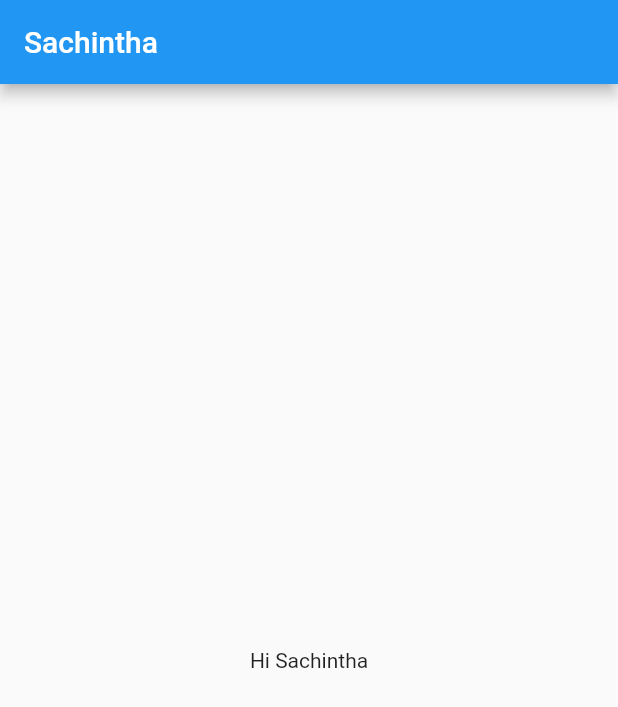
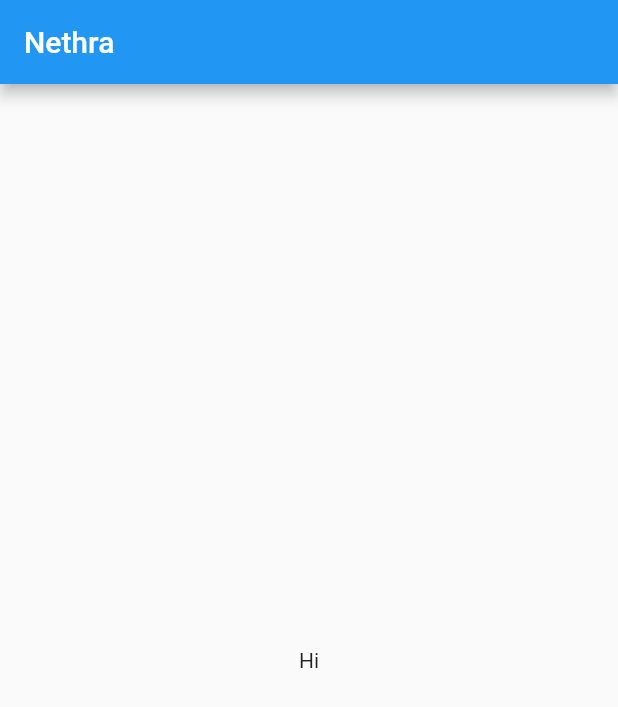
Before and after one commit to nsliyanage/MAD-SimpleApplication, a Flutter app: the screen it shows after launch, on a phone screen of 412 x 824 dp. Shown: the top 707 px of the screen. Run offline on Flutter 3.47's test engine with Material 2 defaults, Android fonts, the phone set to English and light mode, and no system bars.

Commit message:
simple app

```diff
--- a/lib/pages/home_page.dart
+++ b/lib/pages/home_page.dart
@@ -6,9 +6,9 @@ class HomePage extends StatelessWidget {
   @override
   Widget build(BuildContext context) {
     return Scaffold(
-        appBar: AppBar(title: const Text("Sachintha"), elevation:4),
+        appBar: AppBar(title: const Text("Nethra"), elevation:4),
         body: const Center(
-          child: Text("Hi Sachintha"),
+          child: Text("Hi"),
         ));
   }
 }
```
Also changed, not shown: lib/main.dart (+126 -0 lines).
